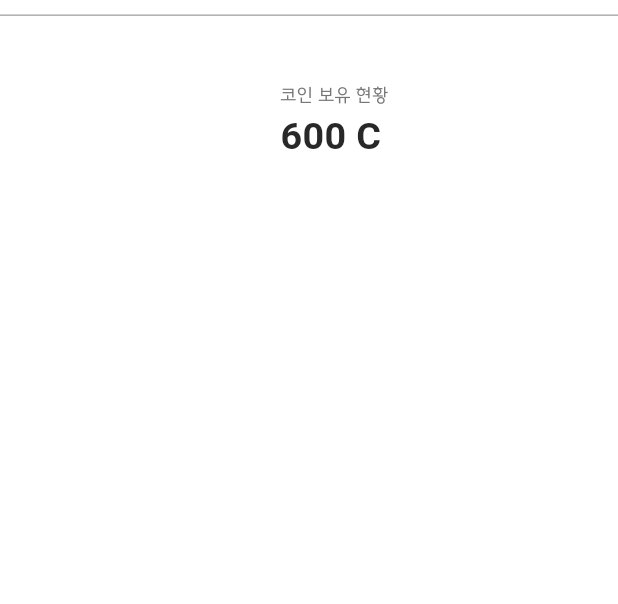
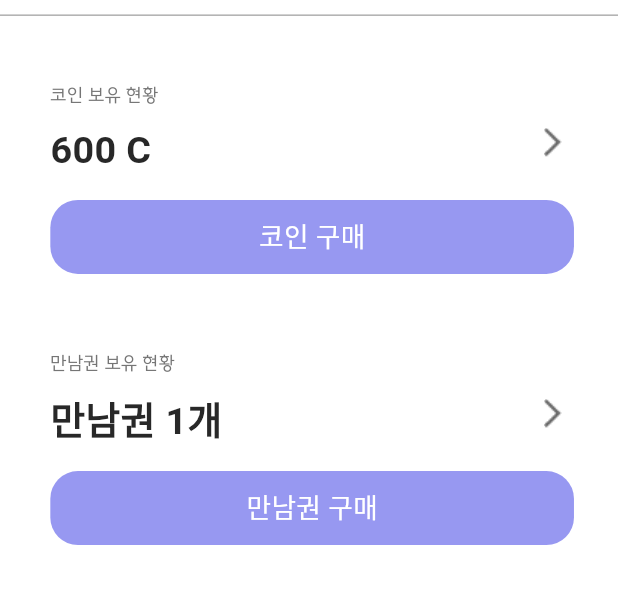
Before and after one commit to eeeunjin/meet-up, a Flutter app: the CoinMain screen opened by its route, on a phone screen of 412 x 824 dp, the part 73-677 px from its top. Run offline on Flutter 3.47's test engine with Material 3 defaults, Android fonts, the phone set to English and light mode, and no system bars; our stand-ins replace cloud_firestore, firebase_auth, firebase_core, flutter_screenutil, go_router; accounts and stored records are empty; Roboto replaces fonts that are missing (Pretendard-SB); project files that could hold a hidden picture were left out.

Commit message:
코인 초기 페이지

```diff
--- a/lib/view/coin/coin_main.dart
+++ b/lib/view/coin/coin_main.dart
@@ -30,6 +30,8 @@ class CoinMain extends StatelessWidget {
               ),
             SizedBox(height: 45.h),
             _currentCoin(),
+            SizedBox(height: 52.h),
+            _currentTicket(),
           ],
         ),
       ),
@@ -76,14 +78,24 @@ class CoinMain extends StatelessWidget {
 
   Widget _currentCoin() {
     return Padding(
-      padding: EdgeInsets.only(left: 32.0.w),
+      padding: EdgeInsets.only(left: 32.0.w, right: 28.w),
       child: Column(
+        children: [
+          Stack(
+            alignment: Alignment.topLeft,
+            children: [
+              // Column 정렬 안되는 오류로 row로 한 번 감싸놓음
+              Row(
+                children: [
+                  Column(
                     crossAxisAlignment: CrossAxisAlignment.start,
                     children: [
                       Text(
                         '코인 보유 현황',
-            style: AppTextStyles.SU_R_12.copyWith(color: UsedColor.text_3),
+                        style: AppTextStyles.SU_R_12
+                            .copyWith(color: UsedColor.text_3),
                       ),
+                      SizedBox(height: 10.h),
                       Text(
                         '600 C',
                         style: AppTextStyles.PR_SB_24
@@ -91,6 +103,104 @@ class CoinMain extends StatelessWidget {
                       ),
                     ],
                   ),
+                ],
+              ),
+              Positioned(
+                right: 0.w,
+                bottom: 10.h,
+                child: SizedBox(
+                  width: 27.w,
+                  height: 27.h,
+                  child: Image.asset(
+                    ImagePath.nextArrow,
+                    width: 6.75.w,
+                    height: 13.5.h,
+                  ),
+                ),
+              ),
+            ],
+          ),
+          SizedBox(height: 16.h),
+          Container(
+            width: 337.w,
+            height: 51.h,
+            decoration: BoxDecoration(
+              color: UsedColor.button,
+              borderRadius: BorderRadius.circular(19.r),
+            ),
+            child: Center(
+              child: Text(
+                '코인 구매',
+                style: AppTextStyles.PR_SB_17.copyWith(color: Colors.white),
+              ),
+            ),
+          ),
+        ],
+      ),
+    );
+  }
+
+  Widget _currentTicket() {
+    return Padding(
+      padding: EdgeInsets.only(left: 32.0.w, right: 28.w),
+      child: Column(
+        children: [
+          Stack(
+            alignment: Alignment.topLeft,
+            children: [
+              // Column 정렬 안되는 오류로 row로 한 번 감싸놓음
+              Row(
+                children: [
+                  Column(
+                    crossAxisAlignment: CrossAxisAlignment.start,
+                    children: [
+                      Text(
+                        '만남권 보유 현황',
+                        style: AppTextStyles.SU_R_12
+                            .copyWith(color: UsedColor.text_3),
+                      ),
+                      SizedBox(height: 10.h),
+                      Text(
+                        '만남권 1개',
+                        style: AppTextStyles.PR_SB_24
+                            .copyWith(color: UsedColor.charcoal_black),
+                      ),
+                    ],
+                  ),
+                ],
+              ),
+              Positioned(
+                right: 0.w,
+                bottom: 10.h,
+                child: SizedBox(
+                  width: 27.w,
+                  height: 27.h,
+                  child: Image.asset(
+                    ImagePath.nextArrow,
+                    width: 6.75.w,
+                    height: 13.5.h,
+                  ),
+                ),
+              ),
+            ],
+          ),
+          SizedBox(height: 16.h),
+          Container(
+            width: 337.w,
+            height: 51.h,
+            decoration: BoxDecoration(
+              color: UsedColor.button,
+              borderRadius: BorderRadius.circular(19.r),
+            ),
+            child: Center(
+              child: Text(
+                '만남권 구매',
+                style: AppTextStyles.PR_SB_17.copyWith(color: Colors.white),
+              ),
+            ),
+          ),
+        ],
+      ),
     );
   }
 }
```
Lines whose indentation alone changed are shown as unchanged.
